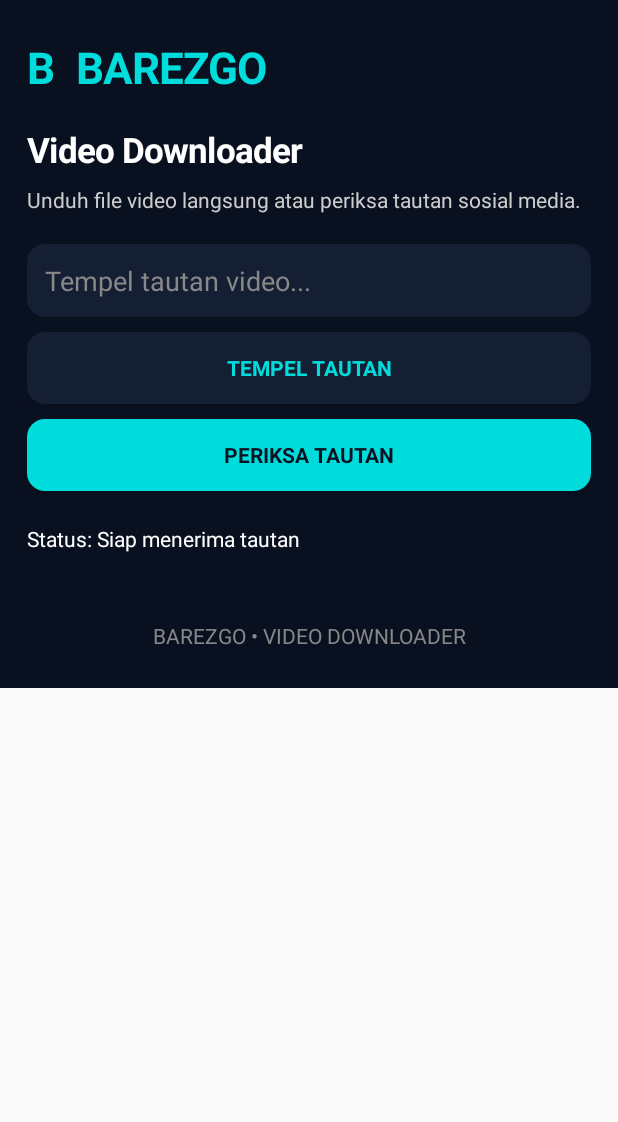
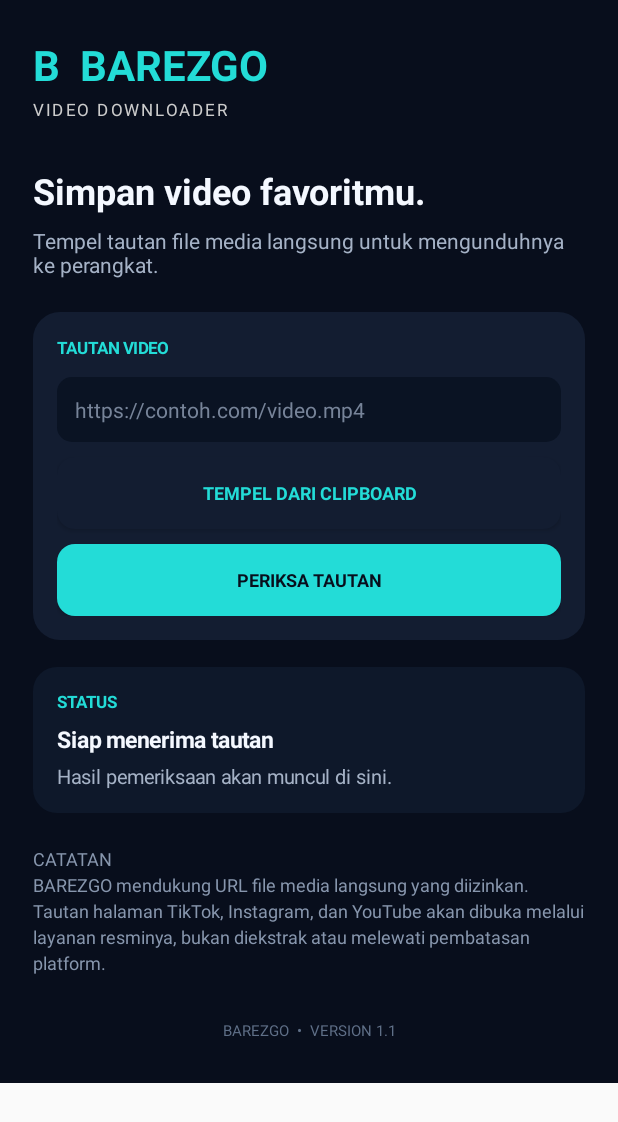
Before and after one commit to arifsuyono4561-source/BAREZGO-Android, an Android app: the screen it shows after launch (MainActivity), on a phone screen of 412 x 824 dp. Shown: the top 1122 px of the screen. Run offline under Robolectric (Android 15) with nearby library versions, the phone set to English and light mode, and no system bars.

Commit message:
Upgrade BAREZGO downloader interface and detection

```diff
--- a/app/src/main/java/com/barezgo/downloader/MainActivity.java
+++ b/app/src/main/java/com/barezgo/downloader/MainActivity.java
@@ -1,269 +1,338 @@
-
 package com.barezgo.downloader;
 
 import android.app.Activity;
 import android.app.DownloadManager;
-import android.os.Bundle;
-import android.os.Environment;
+import android.content.ClipData;
+import android.content.ClipboardManager;
+import android.content.Context;
+import android.content.Intent;
 import android.graphics.Color;
 import android.graphics.Typeface;
 import android.graphics.drawable.GradientDrawable;
+import android.net.Uri;
+import android.os.Bundle;
+import android.os.Environment;
 import android.view.Gravity;
 import android.view.View;
-import android.view.Window;
-import android.content.Intent;
-import android.content.ClipData;
-import android.content.ClipboardManager;
-import android.net.Uri;
+import android.view.inputmethod.InputMethodManager;
 import android.webkit.URLUtil;
 import android.widget.*;
+import java.net.HttpURLConnection;
+import java.net.URL;
+import java.util.Locale;
+import java.util.concurrent.ExecutorService;
+import java.util.concurrent.Executors;
 
 public class MainActivity extends Activity {
+    private final int bg = Color.rgb(8, 14, 28);
+    private final int panel = Color.rgb(19, 29, 49);
+    private final int cyan = Color.rgb(35, 220, 215);
+    private final int white = Color.rgb(244, 248, 255);
+    private EditText linkInput;
+    private TextView status, detail;
+    private Button checkButton, downloadButton, openButton;
+    private String checkedUrl = "";
+    private String detectedMime = "";
+    private final ExecutorService executor = Executors.newSingleThreadExecutor();
 
-    private EditText linkInput;
-    private TextView resultText;
-    private Button detectButton;
-    private Button downloadButton;
-    private Button openButton;
-    private String lastUrl = "";
-
-    private final int bg = Color.rgb(9,16,32);
-    private final int panel = Color.rgb(20,31,52);
-    private final int cyan = Color.rgb(0,220,220);
-
-    @Override
-    protected void onCreate(Bundle state) {
+    @Override public void onCreate(Bundle state) {
         super.onCreate(state);
-
         getWindow().setStatusBarColor(bg);
         getWindow().setNavigationBarColor(bg);
+        getWindow().getDecorView().setSystemUiVisibility(0);
 
+        ScrollView scroll = new ScrollView(this);
         LinearLayout root = new LinearLayout(this);
         root.setOrientation(LinearLayout.VERTICAL);
-        root.setPadding(dp(18),dp(25),dp(18),dp(25));
+        root.setPadding(dp(22), dp(24), dp(22), dp(28));
         root.setBackgroundColor(bg);
-
-        ScrollView scroll = new ScrollView(this);
         scroll.addView(root);
 
-        TextView logo = new TextView(this);
-        logo.setText("B  BAREZGO");
-        logo.setTextColor(cyan);
-        logo.setTextSize(29);
-        logo.setTypeface(null,Typeface.BOLD);
-        root.addView(logo);
+        TextView brand = new TextView(this);
+        brand.setText("B  BAREZGO");
+        brand.setTextColor(cyan);
+        brand.setTextSize(28);
+        brand.setTypeface(Typeface.DEFAULT, Typeface.BOLD);
+        root.addView(brand);
 
-        TextView heading = new TextView(this);
-        heading.setText("Video Downloader");
-        heading.setTextColor(Color.WHITE);
-        heading.setTextSize(23);
-        heading.setTypeface(null,Typeface.BOLD);
-        heading.setPadding(0,dp(20),0,dp(8));
-        root.addView(heading);
+        TextView sub = new TextView(this);
+        sub.setText("VIDEO DOWNLOADER");
+        sub.setTextColor(Color.LTGRAY);
+        sub.setTextSize(11);
+        sub.setLetterSpacing(0.16f);
+        LinearLayout.LayoutParams lp = wrap();
+        lp.topMargin = dp(3);
+        root.addView(sub, lp);
 
-        TextView info = new TextView(this);
-        info.setText("Unduh file video langsung atau periksa tautan sosial media.");
-        info.setTextColor(Color.LTGRAY);
-        info.setTextSize(14);
-        root.addView(info);
+        TextView headline = new TextView(this);
+        headline.setText("Simpan video favoritmu.");
+        headline.setTextColor(white);
+        headline.setTextSize(24);
+        headline.setTypeface(Typeface.DEFAULT, Typeface.BOLD);
+        lp = wrap(); lp.topMargin = dp(30);
+        root.addView(headline, lp);
+
+        TextView intro = new TextView(this);
+        intro.setText("Tempel tautan file media langsung untuk mengunduhnya ke perangkat.");
+        intro.setTextColor(Color.rgb(165, 178, 198));
+        intro.setTextSize(14);
+        lp = wrap(); lp.topMargin = dp(7);
+        root.addView(intro, lp);
+
+        LinearLayout card = new LinearLayout(this);
+        card.setOrientation(LinearLayout.VERTICAL);
+        card.setPadding(dp(16), dp(16), dp(16), dp(16));
+        card.setBackground(round(panel, 18));
+        lp = match(); lp.topMargin = dp(22);
+        root.addView(card, lp);
+
+        TextView label = new TextView(this);
+        label.setText("TAUTAN VIDEO");
+        label.setTextColor(cyan);
+        label.setTextSize(11);
+        label.setTypeface(Typeface.DEFAULT, Typeface.BOLD);
+        card.addView(label);
 
         linkInput = new EditText(this);
         linkInput.setSingleLine(true);
-        linkInput.setHint("Tempel tautan video...");
-        linkInput.setHintTextColor(Color.GRAY);
-        linkInput.setTextColor(Color.WHITE);
-        linkInput.setPadding(dp(12),dp(12),dp(12),dp(12));
-        linkInput.setBackground(background(panel,12));
+        linkInput.setTextColor(white);
+        linkInput.setHintTextColor(Color.rgb(119, 132, 153));
+        linkInput.setHint("https://contoh.com/video.mp4");
+        linkInput.setTextSize(14);
+        linkInput.setPadding(dp(12), dp(12), dp(12), dp(12));
+        linkInput.setSelectAllOnFocus(false);
+        linkInput.setBackground(round(Color.rgb(10, 19, 35), 10));
+        lp = match(); lp.topMargin = dp(12);
+        card.addView(linkInput, lp);
 
-        LinearLayout.LayoutParams p = match();
-        p.topMargin = dp(20);
-        root.addView(linkInput,p);
+        Button paste = button("TEMPEL DARI CLIPBOARD", panel, cyan);
+        lp = match(); lp.topMargin = dp(10);
+        card.addView(paste, lp);
+        paste.setOnClickListener(v -> pasteLink());
 
-        Button paste = makeButton("TEMPEL TAUTAN",panel,cyan);
-        p = match();
-        p.topMargin = dp(10);
-        root.addView(paste,p);
+        checkButton = button("PERIKSA TAUTAN", cyan, bg);
+        lp = match(); lp.topMargin = dp(10);
+        card.addView(checkButton, lp);
+        checkButton.setOnClickListener(v -> checkLink());
 
-        paste.setOnClickListener(v -> {
-            ClipboardManager cb = (ClipboardManager)getSystemService(CLIPBOARD_SERVICE);
-            if(cb != null && cb.hasPrimaryClip()) {
-                ClipData clip = cb.getPrimaryClip();
-                if(clip != null && clip.getItemCount() > 0) {
-                    linkInput.setText(clip.getItemAt(0).coerceToText(this));
-                }
-            }
-        });
+        downloadButton = button("UNDUH SEKARANG", cyan, bg);
+        lp = match(); lp.topMargin = dp(10);
+        card.addView(downloadButton, lp);
+        downloadButton.setVisibility(View.GONE);
+        downloadButton.setOnClickListener(v -> startDownload());
 
-        detectButton = makeButton("PERIKSA TAUTAN",cyan,bg);
-        p = match();
-        p.topMargin = dp(10);
-        root.addView(detectButton,p);
+        openButton = button("BUKA TAUTAN DI BROWSER / APLIKASI", panel, white);
+        lp = match(); lp.topMargin = dp(10);
+        card.addView(openButton, lp);
+        openButton.setVisibility(View.GONE);
+        openButton.setOnClickListener(v -> openLink());
 
-        downloadButton = makeButton("UNDUH FILE VIDEO",cyan,bg);
-        p = match();
-        p.topMargin = dp(10);
-        root.addView(downloadButton,p);
-        downloadButton.setVisibility(View.GONE);
+        LinearLayout statusCard = new LinearLayout(this);
+        statusCard.setOrientation(LinearLayout.VERTICAL);
+        statusCard.setPadding(dp(16), dp(15), dp(16), dp(15));
+        statusCard.setBackground(round(Color.rgb(14, 24, 42), 16));
+        lp = match(); lp.topMargin = dp(18);
+        root.addView(statusCard, lp);
 
-        openButton = makeButton("BUKA DI APLIKASI RESMI",panel,cyan);
-        p = match();
-        p.topMargin = dp(10);
-        root.addView(openButton,p);
-        openButton.setVisibility(View.GONE);
+        TextView statusTitle = new TextView(this);
+        statusTitle.setText("STATUS");
+        statusTitle.setTextColor(cyan);
+        statusTitle.setTextSize(11);
+        statusTitle.setTypeface(Typeface.DEFAULT, Typeface.BOLD);
+        statusCard.addView(statusTitle);
 
-        resultText = new TextView(this);
-        resultText.setText("Status: Siap menerima tautan");
-        resultText.setTextColor(Color.WHITE);
-        resultText.setTextSize(14);
-        resultText.setPadding(0,dp(22),0,dp(15));
-        root.addView(resultText);
+        status = new TextView(this);
+        status.setText("Siap menerima tautan");
+        status.setTextColor(white);
+        status.setTextSize(15);
+        status.setTypeface(Typeface.DEFAULT, Typeface.BOLD);
+        lp = wrap(); lp.topMargin = dp(7);
+        statusCard.addView(status, lp);
+
+        detail = new TextView(this);
+        detail.setText("Hasil pemeriksaan akan muncul di sini.");
+        detail.setTextColor(Color.rgb(165, 178, 198));
+        detail.setTextSize(13);
+        lp = wrap(); lp.topMargin = dp(5);
+        statusCard.addView(detail, lp);
+
+        TextView note = new TextView(this);
+        note.setText("CATATAN\nBAREZGO mendukung URL file media langsung yang diizinkan. Tautan halaman TikTok, Instagram, dan YouTube akan dibuka melalui layanan resminya, bukan diekstrak atau melewati pembatasan platform.");
+        note.setTextColor(Color.rgb(135, 150, 173));
+        note.setTextSize(12);
+        note.setLineSpacing(dp(3), 1f);
+        lp = wrap(); lp.topMargin = dp(22);
+        root.addView(note, lp);
 
         TextView footer = new TextView(this);
-        footer.setText("BAREZGO • VIDEO DOWNLOADER");
-        footer.setTextColor(Color.GRAY);
+        footer.setText("BAREZGO  •  VERSION 1.1");
+        footer.setTextColor(Color.rgb(95, 111, 135));
         footer.setGravity(Gravity.CENTER);
-        footer.setPadding(0,dp(30),0,0);
-        root.addView(footer);
-
-        detectButton.setOnClickListener(v -> checkLink());
-        downloadButton.setOnClickListener(v -> downloadFile());
-        openButton.setOnClickListener(v -> openLink());
+        footer.setTextSize(10);
+        lp = match(); lp.topMargin = dp(30);
+        root.addView(footer, lp);
 
         setContentView(scroll);
     }
 
+    private void pasteLink() {
+        try {
+            ClipboardManager cb = (ClipboardManager)getSystemService(CLIPBOARD_SERVICE);
+            if (cb != null && cb.hasPrimaryClip()) {
+                ClipData clip = cb.getPrimaryClip();
+                if (clip != null && clip.getItemCount() > 0) {
+                    linkInput.setText(clip.getItemAt(0).coerceToText(this));
+                    status.setText("Tautan ditempel");
+                    detail.setText("Tekan PERIKSA TAUTAN untuk melanjutkan.");
+                }
+            } else {
+                status.setText("Clipboard kosong");
+            }
+        } catch (Exception e) {
+            status.setText("Tidak bisa membaca clipboard");
+        }
+    }
+
     private void checkLink() {
-        String link = linkInput.getText().toString().trim();
-
-        if(link.isEmpty()) {
-            resultText.setText("Masukkan tautan terlebih dahulu.");
+        String raw = linkInput.getText().toString().trim();
+        if (raw.isEmpty()) { status.setText("Tautan belum diisi"); detail.setText("Tempel URL video terlebih dahulu."); return; }
+        Uri uri;
+        try { uri = Uri.parse(raw); }
+        catch (Exception e) { status.setText("Tautan tidak valid"); return; }
+        String scheme = uri.getScheme();
+        if (uri.getHost() == null || scheme == null || !(scheme.equalsIgnoreCase("http") || scheme.equalsIgnoreCase("https"))) {
+            status.setText("Format tautan tidak valid");
+            detail.setText("Gunakan tautan yang diawali http:// atau https://");
             return;
         }
+        checkedUrl = raw;
+        hideKeyboard();
+        downloadButton.setVisibility(View.GONE);
+        openButton.setVisibility(View.GONE);
+        checkButton.setEnabled(false);
+        checkButton.setText("MEMERIKSA...");
+        status.setText("Sedang memeriksa file...");
+        detail.setText("Memastikan apakah tautan mengarah langsung ke file media.");
 
-        if(!link.startsWith("https://") && !link.startsWith("http://")) {
-            resultText.setText("Format tautan tidak valid.");
-            return;
-        }
-
-        lastUrl = link;
-
-        if(isDirectMedia(link)) {
-            resultText.setText("File media langsung terdeteksi. Tekan tombol unduh.");
-            downloadButton.setVisibility(View.VISIBLE);
-            openButton.setVisibility(View.GONE);
-            return;
-        }
-
-        downloadButton.setVisibility(View.GONE);
-        openButton.setVisibility(View.VISIBLE);
-
-        String host = Uri.parse(link).getHost();
-        String platform = "Tautan web";
-
-        if(host != null) {
-            host = host.toLowerCase();
-            if(host.contains("tiktok.com")) platform = "TikTok";
-            else if(host.contains("instagram.com")) platform = "Instagram";
-            else if(host.contains("youtube.com") || host.contains("youtu.be")) platform = "YouTube";
-        }
-
-        resultText.setText(
-            platform + " terdeteksi.\n\n" +
-            "Gunakan fitur unduhan resmi platform jika tersedia."
-        );
+        executor.execute(() -> {
+            String mime = "";
+            int code = -1;
+            try {
+                HttpURLConnection c = (HttpURLConnection)new URL(raw).openConnection();
+                c.setRequestMethod("HEAD");
+                c.setConnectTimeout(10000);
+                c.setReadTimeout(10000);
+                c.setInstanceFollowRedirects(true);
+                c.setRequestProperty("User-Agent", "Mozilla/5.0 BAREZGO/1.1");
+                code = c.getResponseCode();
+                mime = c.getContentType();
+                c.disconnect();
+            } catch (Exception ignored) {}
+            final String resultMime = mime == null ? "" : mime.toLowerCase(Locale.ROOT);
+            final int resultCode = code;
+            runOnUiThread(() -> {
+                checkButton.setEnabled(true);
+                checkButton.setText("PERIKSA TAUTAN");
+                if (!checkedUrl.equals(raw)) return;
+                String host = uri.getHost().toLowerCase(Locale.ROOT);
+                if (isSocialHost(host)) {
+                    status.setText("Tautan platform terdeteksi");
+                    detail.setText("Gunakan tombol buka. Fitur simpan mengikuti opsi resmi dan izin pemilik konten.");
+                    openButton.setVisibility(View.VISIBLE);
+                } else if (isMediaType(resultMime) || hasMediaExtension(uri.getPath())) {
+                    detectedMime = resultMime;
+                    status.setText("File media terdeteksi");
+                    detail.setText("Server merespons " + (resultCode > 0 ? resultCode : "tanpa status") + " • " + (resultMime.isEmpty() ? "jenis file dari URL" : resultMime) + ". Tekan UNDUH SEKARANG.");
+                    downloadButton.setVisibility(View.VISIBLE);
+                } else {
+                    status.setText("Belum terdeteksi sebagai file video langsung");
+                    detail.setText("Tautan halaman web tidak selalu menyediakan file unduhan. Buka tautan untuk melihat opsi resmi.");
+                    openButton.setVisibility(View.VISIBLE);
+                }
+            });
+        });
     }
 
-    private boolean isDirectMedia(String link) {
-        try {
-            String path = Uri.parse(link).getPath();
-            if(path == null) return false;
-            path = path.toLowerCase();
-
-            String[] ext = {
-                ".mp4",".m4v",".webm",".mov",".mkv",
-                ".mp3",".m4a",".aac",".ogg",".wav"
-            };
-
-            for(String e : ext) {
-                if(path.endsWith(e)) return true;
-            }
-        } catch(Exception ignored) {}
-        return false;
+    private boolean isSocialHost(String h) {
+        return h.equals("tiktok.com") || h.endsWith(".tiktok.com") ||
+               h.equals("instagram.com") || h.endsWith(".instagram.com") ||
+               h.equals("youtube.com") || h.endsWith(".youtube.com") ||
+               h.equals("youtu.be") || h.equals("facebook.com") || h.endsWith(".facebook.com");
     }
 
-    private void downloadFile() {
-        if(lastUrl.isEmpty() || !isDirectMedia(lastUrl)) {
-            resultText.setText("Tautan media langsung tidak valid.");
-            return;
-        }
+    private boolean isMediaType(String m) {
+        return m.startsWith("video/") || m.startsWith("audio/") || m.equals("application/octet-stream");
+    }
 
+    private boolean hasMediaExtension(String path) {
+        if (path == null) return false;
+        String p = path.toLowerCase(Locale.ROOT);
+        return p.matches(".*\\.(mp4|m4v|webm|mov|mkv|mp3|m4a|aac|ogg|wav)$");
+    }
+
+    private void startDownload() {
+        if (checkedUrl.isEmpty()) return;
         try {
-            String filename = URLUtil.guessFileName(lastUrl,null,"video.mp4");
-
-            DownloadManager.Request request =
-                new DownloadManager.Request(Uri.parse(lastUrl));
-
-            request.setTitle("BAREZGO: " + filename);
-            request.setDescription("Mengunduh file media");
-            request.setNotificationVisibility(
-                DownloadManager.Request.VISIBILITY_VISIBLE_NOTIFY_COMPLETED
-            );
-            request.setAllowedOverMetered(true);
-            request.setAllowedOverRoaming(false);
-            request.setDestinationInExternalPublicDir(
-                Environment.DIRECTORY_DOWNLOADS,filename
-            );
-
-            DownloadManager manager =
-                (DownloadManager)getSystemService(DOWNLOAD_SERVICE);
-
-            if(manager == null) throw new Exception("Download Manager tidak tersedia");
-
-            manager.enqueue(request);
-
-            resultText.setText(
-                "Unduhan dimulai!\n\nFile: " + filename +
-                "\nPeriksa notifikasi atau folder Download."
-            );
-
-        } catch(Exception e) {
-            resultText.setText("Gagal mengunduh: " + e.getMessage());
+            String name = URLUtil.guessFileName(checkedUrl, null, detectedMime.isEmpty() ? "video/mp4" : detectedMime);
+            if (name == null || name.trim().isEmpty()) name = "BAREZGO-video.mp4";
+            DownloadManager.Request req = new DownloadManager.Request(Uri.parse(checkedUrl));
+            req.setTitle("BAREZGO • " + name);
+            req.setDescription("Mengunduh ke folder Download/BAREZGO");
+            req.setMimeType(detectedMime.isEmpty() ? "video/mp4" : detectedMime);
+            req.setNotificationVisibility(DownloadManager.Request.VISIBILITY_VISIBLE_NOTIFY_COMPLETED);
+            req.setAllowedOverMetered(true);
+            req.setAllowedOverRoaming(false);
+            req.setDestinationInExternalPublicDir(Environment.DIRECTORY_DOWNLOADS, "BAREZGO/" + name);
+            DownloadManager dm = (DownloadManager)getSystemService(DOWNLOAD_SERVICE);
+            if (dm == null) throw new IllegalStateException("Download Manager tidak tersedia");
+            dm.enqueue(req);
+            status.setText("Unduhan dimulai");
+            detail.setText("File: " + name + "\nPantau progres melalui notifikasi Android atau folder Download/BAREZGO.");
+            downloadButton.setEnabled(false);
+            downloadButton.setText("UNDUHAN DIANTREKAN");
+        } catch (Exception e) {
+            status.setText("Unduhan gagal dimulai");
+            detail.setText(e.getMessage() == null ? "Periksa kembali tautan." : e.getMessage());
         }
     }
 
     private void openLink() {
-        if(lastUrl.isEmpty()) return;
-        try {
-            startActivity(new Intent(Intent.ACTION_VIEW,Uri.parse(lastUrl)));
-        } catch(Exception e) {
-            resultText.setText("Tidak dapat membuka tautan.");
-        }
+        if (checkedUrl.isEmpty()) return;
+        try { startActivity(new Intent(Intent.ACTION_VIEW, Uri.parse(checkedUrl))); }
+        catch (Exception e) { status.setText("Tidak ada aplikasi untuk membuka tautan"); }
     }
 
-    private Button makeButton(String text,int color,int textColor) {
+    private void hideKeyboard() {
+        try {
+            InputMethodManager imm = (InputMethodManager)getSystemService(Context.INPUT_METHOD_SERVICE);
+            imm.hideSoftInputFromWindow(linkInput.getWindowToken(), 0);
+        } catch (Exception ignored) {}
+    }
+
+    private Button button(String label, int color, int textColor) {
         Button b = new Button(this);
-        b.setText(text);
+        b.setText(label);
         b.setTextColor(textColor);
-        b.setTypeface(null,Typeface.BOLD);
-        b.setBackground(background(color,12));
+        b.setTextSize(12);
+        b.setTypeface(Typeface.DEFAULT, Typeface.BOLD);
+        b.setAllCaps(false);
+        b.setBackground(round(color, 12));
         return b;
     }
 
-    private GradientDrawable background(int color,int radius) {
+    private GradientDrawable round(int color, int radius) {
         GradientDrawable d = new GradientDrawable();
         d.setColor(color);
         d.setCornerRadius(dp(radius));
         return d;
     }
 
-    private LinearLayout.LayoutParams match() {
-        return new LinearLayout.LayoutParams(
-            LinearLayout.LayoutParams.MATCH_PARENT,
-            LinearLayout.LayoutParams.WRAP_CONTENT
-        );
-    }
+    private LinearLayout.LayoutParams match() { return new LinearLayout.LayoutParams(-1, -2); }
+    private LinearLayout.LayoutParams wrap() { return new LinearLayout.LayoutParams(-2, -2); }
+    private int dp(int v) { return (int)(v * getResources().getDisplayMetrics().density + 0.5f); }
 
-    private int dp(int value) {
-        return (int)(value * getResources().getDisplayMetrics().density + 0.5f);
+    @Override protected void onDestroy() {
+        super.onDestroy();
+        executor.shutdownNow();
     }
 }
```
